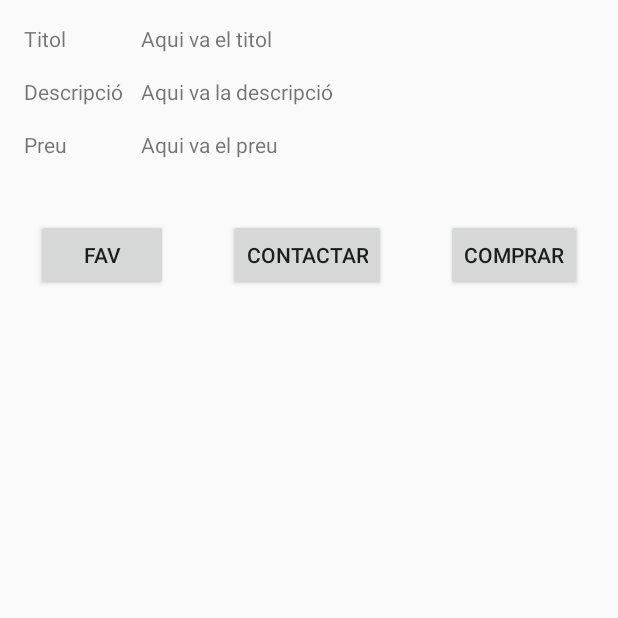
After one commit to JoelDarnes88/android, an Android app: the PostDetallHomeActivity screen opened directly, with no data from a screen before it, on a phone screen of 412 x 824 dp, the top half of it. The commit adds this screen. Run offline under Robolectric (Android 15) with nearby library versions, the phone set to English and light mode, and no system bars; libraries missing offline, so code that uses them is left out: retrofit2.converter.jackson; 2 statements that could not run were skipped.

Commit message:
Tasca P244-121 Obrir un post i vista en detall

```diff
--- a/app/src/main/AndroidManifest.xml
+++ b/app/src/main/AndroidManifest.xml
@@ -12,21 +12,20 @@
         android:theme="@style/AppTheme"
         android:usesCleartextTraffic="true">
         <activity
-            android:name=".activity.Login">
-        </activity>
-        <activity android:name=".activity.NavigationActivity">
-        </activity>
+            android:name=".activity.PostDetallHomeActivity"
+            android:exported="false" />
+        <activity android:name=".activity.Login"></activity>
+        <activity android:name=".activity.NavigationActivity"></activity>
         <activity
             android:name=".activity.NavDrawerActivity"
             android:label="@string/title_activity_nd"
-            android:theme="@style/AppTheme">
-        </activity>
+            android:theme="@style/AppTheme"></activity>
         <activity
             android:name=".activity.SplashScreen"
             android:configChanges="orientation|keyboardHidden|screenSize"
+            android:exported="true"
             android:label="@string/title_activity_splash_screen"
-            android:theme="@style/FullscreenTheme"
-            android:exported="true">
+            android:theme="@style/FullscreenTheme">
             <intent-filter>
                 <action android:name="android.intent.action.MAIN" />
 
--- /dev/null
+++ b/app/src/main/java/org/udg/pds/todoandroid/activity/PostDetallHomeActivity.java
@@ -0,0 +1,73 @@
+package org.udg.pds.todoandroid.activity;
+
+import androidx.appcompat.app.AppCompatActivity;
+import androidx.recyclerview.widget.LinearLayoutManager;
+
+import android.os.Bundle;
+import android.util.Log;
+import android.widget.TextView;
+import android.widget.Toast;
+
+import org.udg.pds.todoandroid.R;
+import org.udg.pds.todoandroid.TodoApp;
+import org.udg.pds.todoandroid.entity.Post;
+import org.udg.pds.todoandroid.fragment.HomePostsFragment;
+import org.udg.pds.todoandroid.rest.TodoApi;
+
+import java.util.List;
+import java.util.Locale;
+
+import retrofit2.Call;
+import retrofit2.Callback;
+import retrofit2.Response;
+
+public class PostDetallHomeActivity extends AppCompatActivity {
+
+    TodoApi mApiService;
+
+
+
+    @Override
+    protected void onCreate(Bundle savedInstanceState) {
+        super.onCreate(savedInstanceState);
+        setContentView(R.layout.activity_post_detall_home);
+        mApiService = ((TodoApp) this.getApplication()).getAPI();
+
+
+        this.crearHomePost();
+
+    }
+
+    private void crearHomePost(){
+
+        String postId = getIntent().getStringExtra("POST_ID");
+        Call<Post> call = mApiService.getPostId(postId);
+
+        call.enqueue(new Callback<Post>() {
+            @Override
+            public void onResponse(Call<Post> call, Response<Post> response) {
+                if (response.isSuccessful()) {
+                    PostDetallHomeActivity.this.showPost(response.body());
+                } else {
+                    Toast.makeText(PostDetallHomeActivity.this, "Error al obtenir els detalls del post", Toast.LENGTH_SHORT).show();
+                }
+            }
+
+            @Override
+            public void onFailure(Call<Post> call, Throwable t) {
+                Toast.makeText(PostDetallHomeActivity.this, "Fallada al obtenir les dades del post", Toast.LENGTH_SHORT).show();
+            }
+        });
+    }
+
+    private void showPost(Post p) {
+        TextView titol = findViewById(R.id.tvTitle);
+        TextView descripcio = findViewById(R.id.tvDescription);
+        TextView preu = findViewById(R.id.tvPrice);
+
+        titol.setText(p.getTitol());
+        descripcio.setText(p.getDescripcio());
+        preu.setText(String.format(Locale.getDefault(), "$%.2f", p.getPreu()));
+    }
+
+}
--- a/app/src/main/java/org/udg/pds/todoandroid/fragment/HomePostsFragment.java
+++ b/app/src/main/java/org/udg/pds/todoandroid/fragment/HomePostsFragment.java
@@ -1,5 +1,6 @@
 package org.udg.pds.todoandroid.fragment;
 
+import android.app.Activity;
 import android.content.Context;
 import android.content.Intent;
 import android.os.Bundle;
@@ -19,6 +20,7 @@ import android.widget.Toast;
 
 import org.udg.pds.todoandroid.R;
 import org.udg.pds.todoandroid.TodoApp;
+import org.udg.pds.todoandroid.activity.PostDetallHomeActivity;
 import org.udg.pds.todoandroid.databinding.FragmentHomePostsBinding;
 import org.udg.pds.todoandroid.entity.Post;
 import org.udg.pds.todoandroid.rest.TodoApi;
@@ -138,13 +140,22 @@ public class HomePostsFragment extends Fragment {
             holder.preu.setText(String.valueOf(list.get(position).preu));
             holder.descripcio.setText(list.get(position).descripcio);
 
+            Post post = list.get(position);
+
             holder.view.setOnClickListener(new View.OnClickListener() {
                 @Override
                 public void onClick(View view) {
-                    int duration = Toast.LENGTH_LONG;
+                    //int duration = Toast.LENGTH_LONG;
+                    //Toast toast = Toast.makeText(context, String.format("Post numero: %1d", holder.getBindingAdapterPosition()), duration);
+                    //toast.show();
 
-                    Toast toast = Toast.makeText(context, String.format("Post numero: %1d", holder.getBindingAdapterPosition()), duration);
-                    toast.show();
+                    String postId = String.valueOf(post.getId());
+                    Intent intent = new Intent(context, PostDetallHomeActivity.class);
+                    intent.putExtra("POST_ID", postId);
+                    if (!(context instanceof Activity)) {
+                        intent.addFlags(Intent.FLAG_ACTIVITY_NEW_TASK);
+                    }
+                    context.startActivity(intent);
                 }
             });
 
@@ -152,7 +163,6 @@ public class HomePostsFragment extends Fragment {
                 @Override
                 public void onClick(View view) {
                     int duration = Toast.LENGTH_LONG;
-
                     Toast toast = Toast.makeText(context, holder.titol.getText(), duration);
                     toast.show();
                 }
--- a/app/src/main/java/org/udg/pds/todoandroid/rest/TodoApi.java
+++ b/app/src/main/java/org/udg/pds/todoandroid/rest/TodoApi.java
@@ -50,4 +50,7 @@ public interface TodoApi {
 
     @GET("/posts/me")
     Call<List<Post>> getMeusPosts();
+
+    @GET("/posts/{id}")
+    Call<Post> getPostId(@Path("id") String id);
 }
--- /dev/null
+++ b/app/src/main/res/layout/activity_post_detall_home.xml
@@ -0,0 +1,95 @@
+<?xml version="1.0" encoding="utf-8"?>
+<androidx.constraintlayout.widget.ConstraintLayout xmlns:android="http://schemas.android.com/apk/res/android"
+    xmlns:app="http://schemas.android.com/apk/res-auto"
+    xmlns:tools="http://schemas.android.com/tools"
+    android:layout_width="match_parent"
+    android:layout_height="match_parent"
+    tools:context=".activity.PostDetallHomeActivity">
+
+
+    <TextView
+        android:id="@+id/tvTitleLabel"
+        android:layout_width="wrap_content"
+        android:layout_height="wrap_content"
+        android:layout_marginStart="16dp"
+        android:layout_marginTop="16dp"
+        android:text="Titol"
+        app:layout_constraintStart_toStartOf="parent"
+        app:layout_constraintTop_toTopOf="parent" />
+
+    <TextView
+        android:id="@+id/tvTitle"
+        android:layout_width="0dp"
+        android:layout_height="wrap_content"
+        android:layout_marginStart="50dp"
+        android:text="Aqui va el titol"
+        app:layout_constraintEnd_toEndOf="parent"
+        app:layout_constraintStart_toEndOf="@id/tvTitleLabel"
+        app:layout_constraintTop_toTopOf="@id/tvTitleLabel" />
+
+    <TextView
+        android:id="@+id/tvDescriptionLabel"
+        android:layout_width="wrap_content"
+        android:layout_height="wrap_content"
+        android:layout_marginTop="16dp"
+        android:text="Descripció"
+        app:layout_constraintStart_toStartOf="@id/tvTitleLabel"
+        app:layout_constraintTop_toBottomOf="@id/tvTitleLabel" />
+
+    <TextView
+        android:id="@+id/tvDescription"
+        android:layout_width="0dp"
+        android:layout_height="wrap_content"
+        android:text="Aqui va la descripció"
+        app:layout_constraintEnd_toEndOf="@id/tvTitle"
+        app:layout_constraintStart_toStartOf="@id/tvTitle"
+        app:layout_constraintTop_toTopOf="@id/tvDescriptionLabel" />
+
+    <TextView
+        android:id="@+id/tvPriceLabel"
+        android:layout_width="wrap_content"
+        android:layout_height="wrap_content"
+        android:layout_marginTop="16dp"
+        android:text="Preu"
+        app:layout_constraintStart_toStartOf="@id/tvDescriptionLabel"
+        app:layout_constraintTop_toBottomOf="@id/tvDescriptionLabel" />
+
+    <TextView
+        android:id="@+id/tvPrice"
+        android:layout_width="0dp"
+        android:layout_height="wrap_content"
+        android:text="Aqui va el preu"
+        app:layout_constraintEnd_toEndOf="@id/tvDescription"
+        app:layout_constraintStart_toStartOf="@id/tvDescription"
+        app:layout_constraintTop_toTopOf="@id/tvPriceLabel" />
+
+    <Button
+        android:id="@+id/boto_fav"
+        android:layout_width="wrap_content"
+        android:layout_height="wrap_content"
+        android:layout_marginStart="24dp"
+        android:text="FAV"
+        app:layout_constraintStart_toStartOf="parent"
+        app:layout_constraintTop_toTopOf="@+id/boto_comprar" />
+
+    <Button
+        android:id="@+id/boto_chat"
+        android:layout_width="wrap_content"
+        android:layout_height="wrap_content"
+        android:text="CONTACTAR"
+        app:layout_constraintEnd_toStartOf="@+id/boto_comprar"
+        app:layout_constraintStart_toEndOf="@+id/boto_fav"
+        app:layout_constraintTop_toTopOf="@+id/boto_comprar" />
+
+    <Button
+        android:id="@+id/boto_comprar"
+        android:layout_width="wrap_content"
+        android:layout_height="wrap_content"
+        android:layout_marginTop="40dp"
+        android:layout_marginEnd="24dp"
+        android:text="COMPRAR"
+        app:layout_constraintEnd_toEndOf="parent"
+        app:layout_constraintTop_toBottomOf="@+id/tvPrice" />
+
+
+</androidx.constraintlayout.widget.ConstraintLayout>
```
